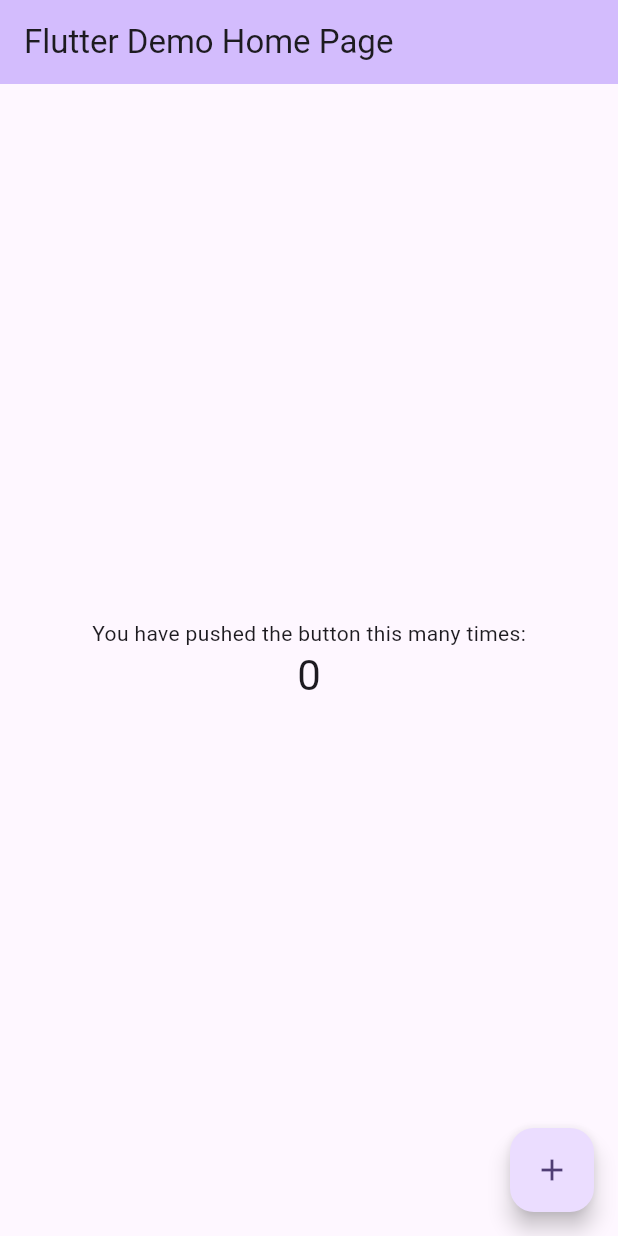
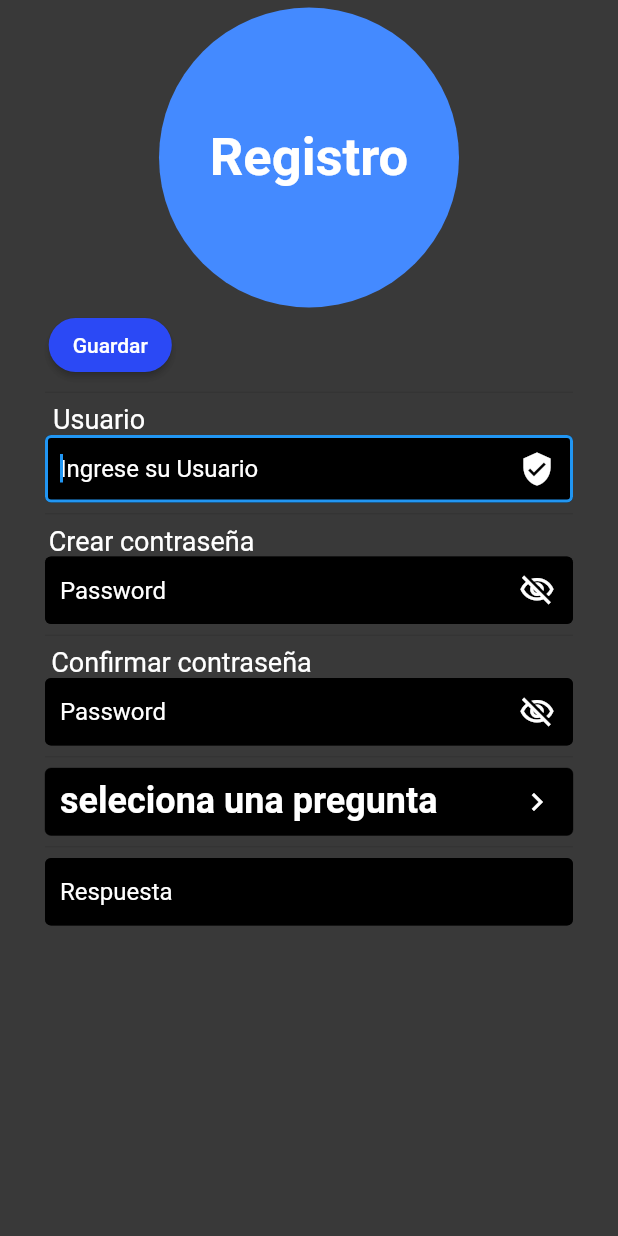
Before and after one commit to samigarcia/gestor, a Flutter app: the screen it shows after launch, on a phone screen of 412 x 824 dp. Run offline on Flutter 3.47's test engine with Material 2 defaults, Android fonts, the phone set to English and light mode, and no system bars; Roboto replaces fonts that are missing (Times New Roman).

Commit message:
cambio_1

```diff
--- a/lib/main.dart
+++ b/lib/main.dart
@@ -1,125 +1,17 @@
+import 'package:app_2/src/app.dart';
 import 'package:flutter/material.dart';
 
-void main() {
-  runApp(const MyApp());
-}
+void main() => runApp(const MyApp());
 
 class MyApp extends StatelessWidget {
   const MyApp({super.key});
 
-  // This widget is the root of your application.
   @override
   Widget build(BuildContext context) {
-    return MaterialApp(
-      title: 'Flutter Demo',
-      theme: ThemeData(
-        // This is the theme of your application.
-        //
-        // TRY THIS: Try running your application with "flutter run". You'll see
-        // the application has a blue toolbar. Then, without quitting the app,
-        // try changing the seedColor in the colorScheme below to Colors.green
-        // and then invoke "hot reload" (save your changes or press the "hot
-        // reload" button in a Flutter-supported IDE, or press "r" if you used
-        // the command line to start the app).
-        //
-        // Notice that the counter didn't reset back to zero; the application
-        // state is not lost during the reload. To reset the state, use hot
-        // restart instead.
-        //
-        // This works for code too, not just values: Most code changes can be
-        // tested with just a hot reload.
-        colorScheme: ColorScheme.fromSeed(seedColor: Colors.deepPurple),
-        useMaterial3: true,
-      ),
-      home: const MyHomePage(title: 'Flutter Demo Home Page'),
+    return const MaterialApp(
+      debugShowCheckedModeBanner: false,
+      title: 'REGISTRO',
+      home: MyAppForm(),
     );
   }
 }
-
-class MyHomePage extends StatefulWidget {
-  const MyHomePage({super.key, required this.title});
-
-  // This widget is the home page of your application. It is stateful, meaning
-  // that it has a State object (defined below) that contains fields that affect
-  // how it looks.
-
-  // This class is the configuration for the state. It holds the values (in this
-  // case the title) provided by the parent (in this case the App widget) and
-  // used by the build method of the State. Fields in a Widget subclass are
-  // always marked "final".
-
-  final String title;
-
-  @override
-  State<MyHomePage> createState() => _MyHomePageState();
-}
-
-class _MyHomePageState extends State<MyHomePage> {
-  int _counter = 0;
-
-  void _incrementCounter() {
-    setState(() {
-      // This call to setState tells the Flutter framework that something has
-      // changed in this State, which causes it to rerun the build method below
-      // so that the display can reflect the updated values. If we changed
-      // _counter without calling setState(), then the build method would not be
-      // called again, and so nothing would appear to happen.
-      _counter++;
-    });
-  }
-
-  @override
-  Widget build(BuildContext context) {
-    // This method is rerun every time setState is called, for instance as done
-    // by the _incrementCounter method above.
-    //
-    // The Flutter framework has been optimized to make rerunning build methods
-    // fast, so that you can just rebuild anything that needs updating rather
-    // than having to individually change instances of widgets.
-    return Scaffold(
-      appBar: AppBar(
-        // TRY THIS: Try changing the color here to a specific color (to
-        // Colors.amber, perhaps?) and trigger a hot reload to see the AppBar
-        // change color while the other colors stay the same.
-        backgroundColor: Theme.of(context).colorScheme.inversePrimary,
-        // Here we take the value from the MyHomePage object that was created by
-        // the App.build method, and use it to set our appbar title.
-        title: Text(widget.title),
-      ),
-      body: Center(
-        // Center is a layout widget. It takes a single child and positions it
-        // in the middle of the parent.
-        child: Column(
-          // Column is also a layout widget. It takes a list of children and
-          // arranges them vertically. By default, it sizes itself to fit its
-          // children horizontally, and tries to be as tall as its parent.
-          //
-          // Column has various properties to control how it sizes itself and
-          // how it positions its children. Here we use mainAxisAlignment to
-          // center the children vertically; the main axis here is the vertical
-          // axis because Columns are vertical (the cross axis would be
-          // horizontal).
-          //
-          // TRY THIS: Invoke "debug painting" (choose the "Toggle Debug Paint"
-          // action in the IDE, or press "p" in the console), to see the
-          // wireframe for each widget.
-          mainAxisAlignment: MainAxisAlignment.center,
-          children: <Widget>[
-            const Text(
-              'You have pushed the button this many times:',
-            ),
-            Text(
-              '$_counter',
-              style: Theme.of(context).textTheme.headlineMedium,
-            ),
-          ],
-        ),
-      ),
-      floatingActionButton: FloatingActionButton(
-        onPressed: _incrementCounter,
-        tooltip: 'Increment',
-        child: const Icon(Icons.add),
-      ), // This trailing comma makes auto-formatting nicer for build methods.
-    );
-  }
-}
--- /dev/null
+++ b/lib/src/app.dart
@@ -0,0 +1,233 @@
+import 'package:flutter/material.dart';
+
+class MyAppForm extends StatefulWidget {
+  const MyAppForm({super.key});
+
+  @override
+  State<MyAppForm> createState() => _MyAppFormState();
+}
+
+class _MyAppFormState extends State<MyAppForm> {
+  String _user = "";
+  String _password = "";
+  String _password1 = "";
+
+  @override
+  Widget build(BuildContext context) {
+    return Scaffold(
+      backgroundColor: const Color.fromARGB(221, 27, 27, 27),
+      body: ListView(
+        padding: const EdgeInsets.symmetric(horizontal: 30.0, vertical: 5.0),
+        children: <Widget>[
+          Column(
+            children: [
+              const CircleAvatar(
+                radius: 100.0,
+                backgroundColor: Colors.blueAccent,
+                child: Text(
+                  "Registro",
+                  style: TextStyle(
+                    fontFamily: 'Times New Roman',
+                    fontSize: 35.0,
+                    fontWeight: FontWeight.bold,
+                    color: Colors.white,
+                  ),
+                ),
+              ),
+              Container(
+                margin: const EdgeInsets.only(top: 1, right: 265),
+                child: ElevatedButton(
+                  style: ElevatedButton.styleFrom(
+                    shape: const StadiumBorder(),
+                    backgroundColor: const Color.fromARGB(255, 43, 73, 245),
+                  ),
+                  child: const Text('Guardar'),
+                  onPressed: () {
+                    debugPrint('Click Guardado');
+                  },
+                ),
+              ),
+              const Divider(
+                height: 15.0,
+              ),
+              Container(
+                margin: const EdgeInsets.only(right: 280),
+                child: const Text(
+                  textAlign: TextAlign.left,
+                  style: TextStyle(
+                    fontSize: 18.0,
+                    color: Colors.white,
+                  ),
+                  'Usuario',
+                ),
+              ),
+              SizedBox(
+                height: 45,
+                child: TextField(
+                  enableInteractiveSelection: false,
+                  autofocus: true,
+                  textCapitalization: TextCapitalization.characters,
+                  style: const TextStyle(
+                    color: Colors.white,
+                  ),
+                  decoration: const InputDecoration(
+                    contentPadding:
+                        EdgeInsets.symmetric(vertical: 10, horizontal: 10),
+                    border: OutlineInputBorder(),
+                    filled: true,
+                    fillColor: Colors.black,
+                    hintText: 'Ingrese su Usuario',
+                    hintStyle: TextStyle(
+                      color: Colors.white,
+                    ),
+                    suffixIcon: Icon(
+                      Icons.verified_user,
+                      color: Colors.white,
+                    ),
+                  ),
+                  onSubmitted: (valor) {
+                    _user = valor;
+                    // ignore: avoid_print
+                    print('el nombre es: $_user');
+                  },
+                ),
+              ),
+              const Divider(
+                height: 15.0,
+              ),
+              Container(
+                margin: const EdgeInsets.only(right: 210),
+                child: const Text(
+                  textAlign: TextAlign.left,
+                  style: TextStyle(
+                    fontSize: 18.0,
+                    color: Colors.white,
+                  ),
+                  'Crear contraseña',
+                ),
+              ),
+              SizedBox(
+                height: 45,
+                child: TextField(
+                  enableInteractiveSelection: false,
+                  obscureText: true,
+                  decoration: const InputDecoration(
+                    contentPadding:
+                        EdgeInsets.symmetric(vertical: 10, horizontal: 10),
+                    border: OutlineInputBorder(),
+                    filled: true,
+                    fillColor: Colors.black,
+                    suffixIcon: Icon(
+                      Icons.visibility_off_outlined,
+                      color: Colors.white,
+                    ),
+                    hintText: 'Password',
+                    hintStyle: TextStyle(color: Colors.white),
+                  ),
+                  onSubmitted: (valor) {
+                    _password = valor;
+                    // ignore: avoid_print
+                    print('la contraseña es: $_password');
+                  },
+                ),
+              ),
+              const Divider(
+                height: 15.0,
+              ),
+              Container(
+                margin: const EdgeInsets.only(
+                  right: 170,
+                ),
+                child: const Text(
+                  textAlign: TextAlign.left,
+                  style: TextStyle(
+                    fontSize: 18.0,
+                    color: Colors.white,
+                  ),
+                  'Confirmar contraseña',
+                ),
+              ),
+              SizedBox(
+                height: 45,
+                child: TextField(
+                  enableInteractiveSelection: false,
+                  obscureText: true,
+                  decoration: const InputDecoration(
+                    contentPadding:
+                        EdgeInsets.symmetric(vertical: 10, horizontal: 10),
+                    border: OutlineInputBorder(),
+                    filled: true,
+                    fillColor: Colors.black,
+                    suffixIcon: Icon(
+                      Icons.visibility_off_outlined,
+                      color: Colors.white,
+                    ),
+                    hintText: 'Password',
+                    hintStyle: TextStyle(
+                      color: Colors.white,
+                    ),
+                  ),
+                  onSubmitted: (valor) {
+                    _password1 = valor;
+                    // ignore: avoid_print
+                    print('la contraseña es: $_password1');
+                  },
+                ),
+              ),
+              const Divider(
+                height: 15.0,
+              ),
+              SizedBox(
+                width: double.infinity,
+                height: 45,
+                child: TextField(
+                  enabled: false,
+                  decoration: const InputDecoration(
+                    contentPadding:
+                        EdgeInsets.symmetric(vertical: 10, horizontal: 10),
+                    border: OutlineInputBorder(),
+                    filled: true,
+                    fillColor: Colors.black,
+                    hintText: 'seleciona una pregunta',
+                    suffixIcon: Icon(
+                      Icons.navigate_next,
+                      color: Colors.white,
+                    ),
+                    hintStyle: TextStyle(
+                      color: Colors.white,
+                      fontFamily: 'Roboto',
+                      fontSize: 24,
+                      fontWeight: FontWeight.bold,
+                    ),
+                  ),
+                  onSubmitted: (valor) {},
+                ),
+              ),
+              const Divider(
+                height: 15.0,
+              ),
+              SizedBox(
+                height: 45,
+                width: double.infinity,
+                child: TextField(
+                  decoration: const InputDecoration(
+                    contentPadding:
+                        EdgeInsets.symmetric(vertical: 10, horizontal: 10),
+                    border: OutlineInputBorder(),
+                    filled: true,
+                    fillColor: Colors.black,
+                    hintText: 'Respuesta',
+                    hintStyle: TextStyle(
+                      color: Colors.white,
+                    ),
+                  ),
+                  onSubmitted: (valor) {},
+                ),
+              ),
+            ],
+          ),
+        ],
+      ),
+    );
+  }
+}
--- a/pubspec.yaml
+++ b/pubspec.yaml
@@ -2,7 +2,7 @@ name: app_2
 description: A new Flutter project.
 # The following line prevents the package from being accidentally published to
 # pub.dev using `flutter pub publish`. This is preferred for private packages.
-publish_to: 'none' # Remove this line if you wish to publish to pub.dev
+publish_to: "none" # Remove this line if you wish to publish to pub.dev
 
 # The following defines the version and build number for your application.
 # A version number is three numbers separated by dots, like 1.2.43
@@ -19,7 +19,7 @@ publish_to: 'none' # Remove this line if you wish to publish to pub.dev
 version: 1.0.0+1
 
 environment:
-  sdk: '>=3.1.0 <4.0.0'
+  sdk: ">=3.1.0 <4.0.0"
 
 # Dependencies specify other packages that your package needs in order to work.
 # To automatically upgrade your package dependencies to the latest versions
@@ -30,7 +30,6 @@ environment:
 dependencies:
   flutter:
     sdk: flutter
-
 
   # The following adds the Cupertino Icons font to your application.
   # Use with the CupertinoIcons class for iOS style icons.
@@ -52,7 +51,6 @@ dev_dependencies:
 
 # The following section is specific to Flutter packages.
 flutter:
-
   # The following line ensures that the Material Icons font is
   # included with your application, so that you can use the icons in
   # the material Icons class.
```
Also changed, not shown: 1 other file.
